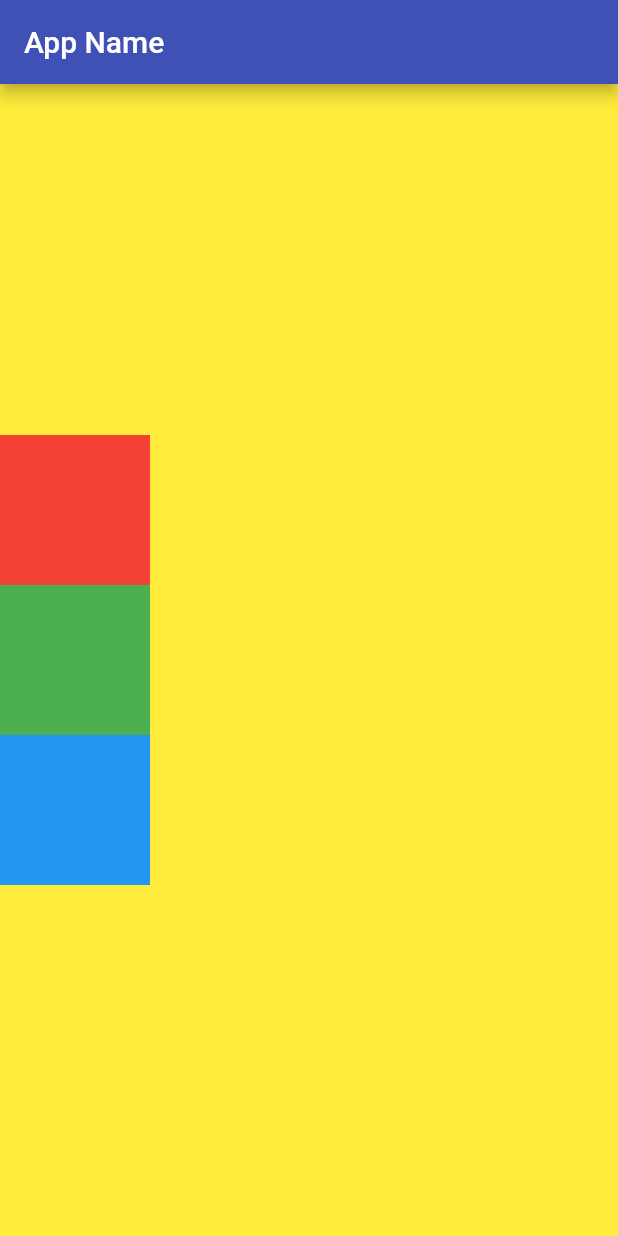
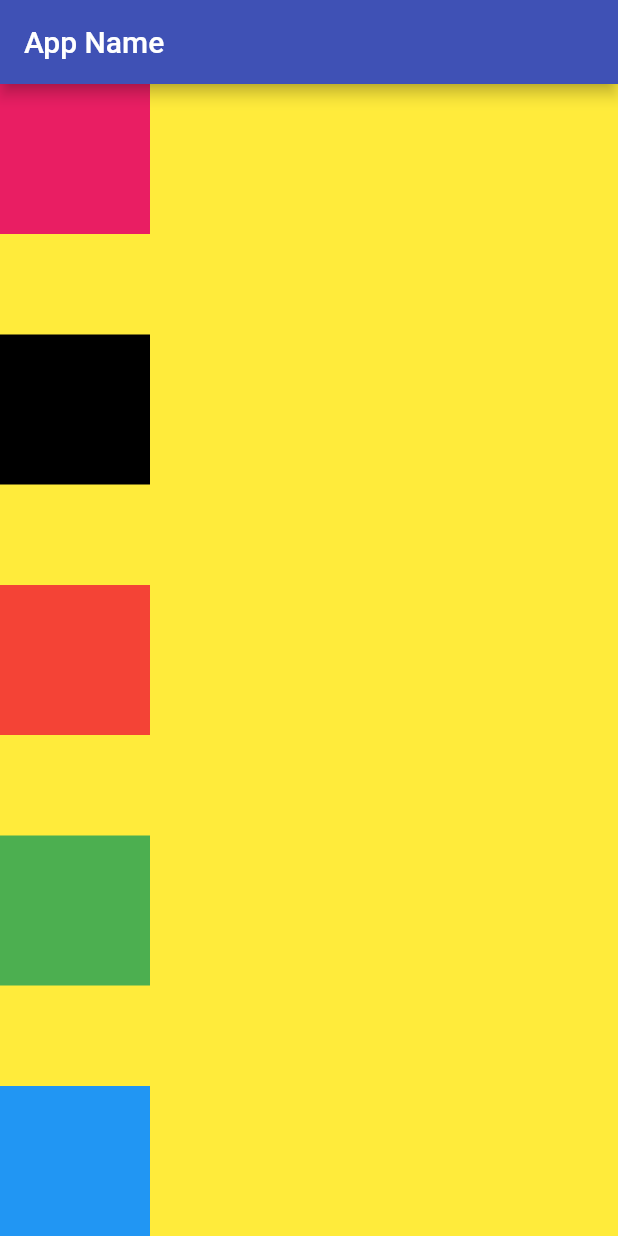
Before and after one commit to evangeldaping/Flutter-Course-for-Beginners, a Flutter app: the screen it shows after launch, on a phone screen of 412 x 824 dp. Run offline on Flutter 3.47's test engine with Material 2 defaults, Android fonts, the light colour scheme and no system bars.

Commit message:
Columns - Columns widget -  adding main axis and cross axis - using spaceBetween and added more Containers

```diff
--- a/lib/main.dart
+++ b/lib/main.dart
@@ -18,9 +18,19 @@ class MyApp extends StatelessWidget {
             width: double.infinity,
             color: Colors.yellow,
             child: Column(
-              mainAxisAlignment: MainAxisAlignment.center,
+              mainAxisAlignment: MainAxisAlignment.spaceBetween,
               crossAxisAlignment: CrossAxisAlignment.start,
               children: [
+                Container(
+                  height: 100,
+                  width: 100,
+                  color: Colors.pink,
+                ),
+                Container(
+                  height: 100,
+                  width: 100,
+                  color: Colors.black,
+                ),
                 Container(
                   height: 100,
                   width: 100,
```
